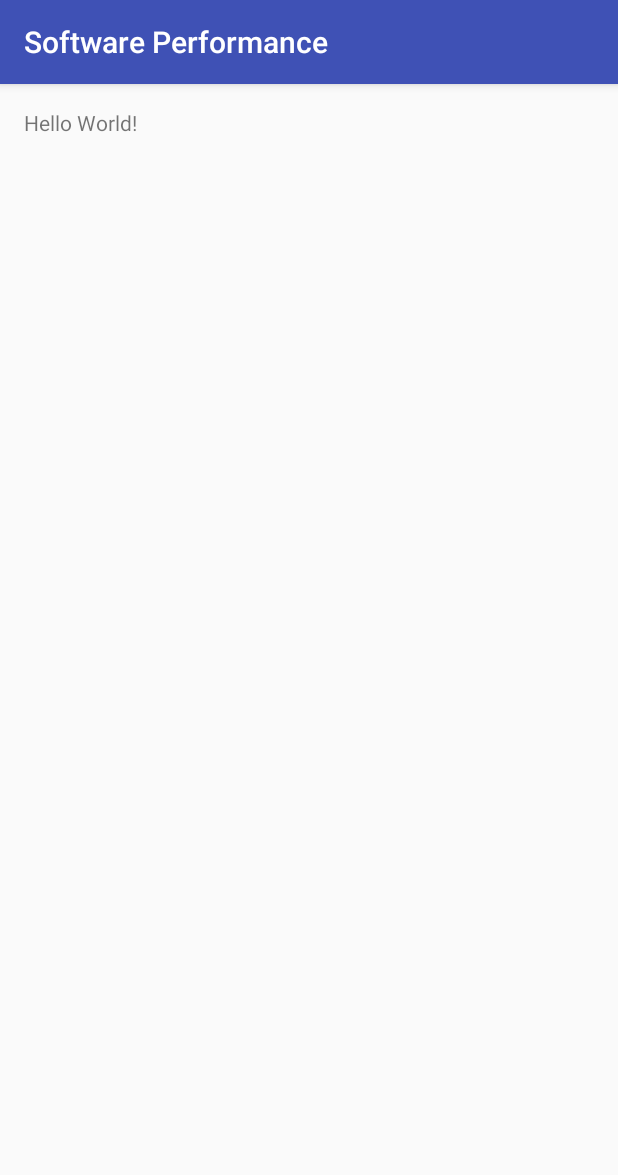
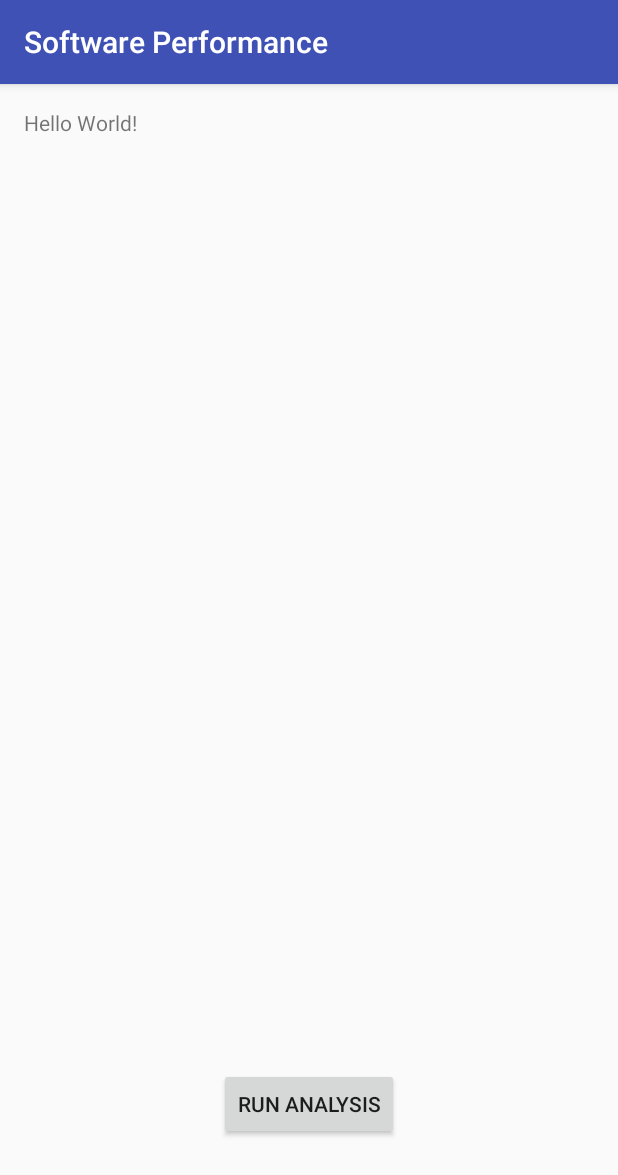
Before and after one commit to Captianrock/android_PV, an Android app: the screen it shows after launch (MainActivity), on a phone screen of 412 x 824 dp. Shown: the top 1175 px of the screen. Run offline under Robolectric (Android 15) with nearby library versions, the phone set to English and light mode, and no system bars.

```diff
--- a/Code/Android/app/src/main/res/layout/activity_main.xml
+++ b/Code/Android/app/src/main/res/layout/activity_main.xml
@@ -13,4 +13,13 @@
         android:layout_width="wrap_content"
         android:layout_height="wrap_content"
         android:text="Hello World!" />
+
+    <Button
+        android:layout_width="wrap_content"
+        android:layout_height="wrap_content"
+        android:text="Run Analysis"
+        android:id="@+id/button"
+        android:layout_alignParentBottom="true"
+        android:layout_centerHorizontal="true"
+        android:layout_marginBottom="48dp" />
 </RelativeLayout>
```
